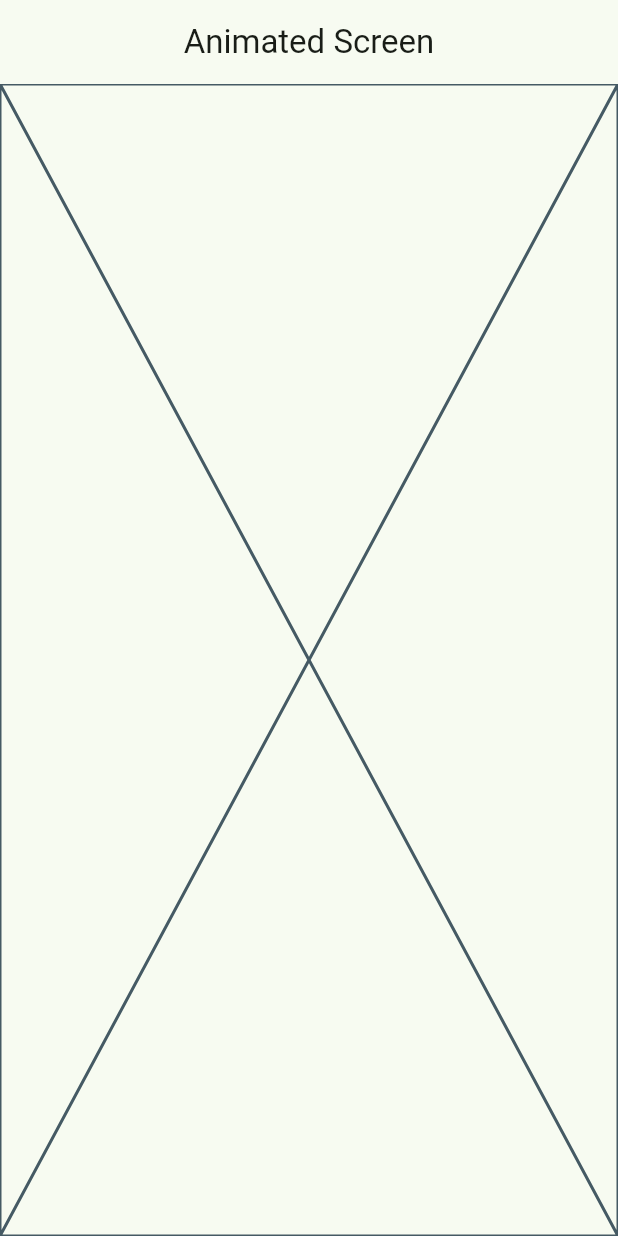
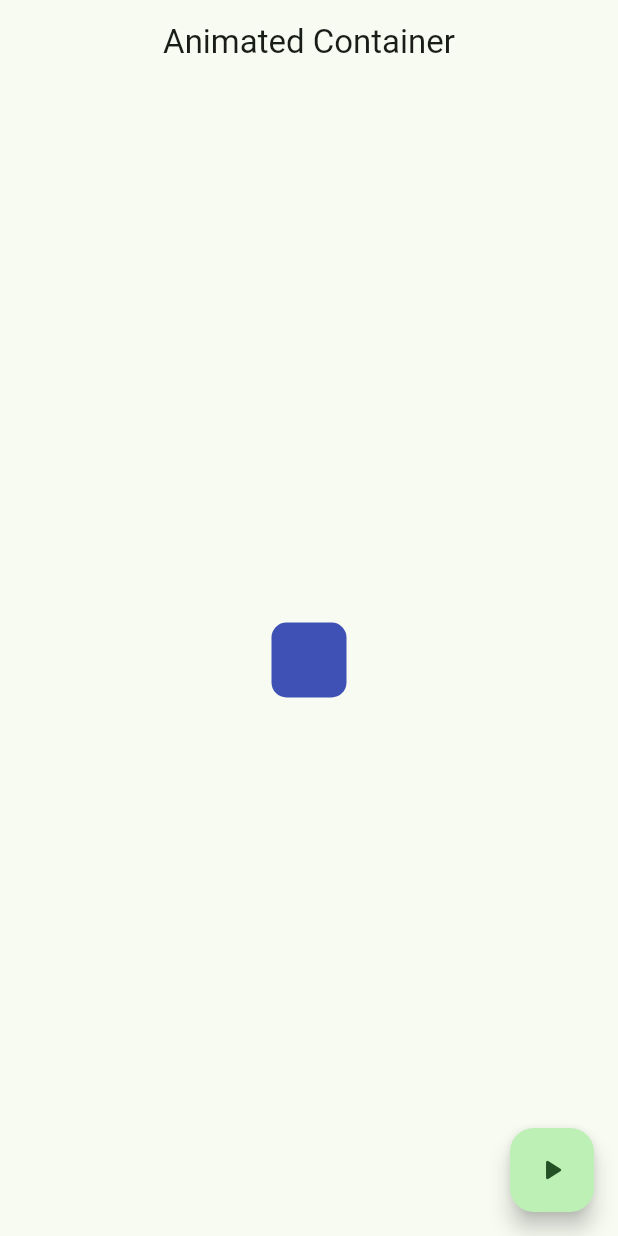
Before and after one commit to DennisErazo1996/flutter-widgets-app, a Flutter app: the AnimatedScreen screen opened by its route, on a phone screen of 412 x 824 dp. Run offline on Flutter 3.47's test engine with Material 3 defaults, Android fonts, the phone set to English and light mode, and no system bars; our stand-ins replace go_router.

Commit message:
Animated container terminado

```diff
--- a/lib/config/menu/menu_items.dart
+++ b/lib/config/menu/menu_items.dart
@@ -35,8 +35,8 @@ const appMenuItems = <MenuItem>[
       link: '/snackbar',
       icon: Icons.info_outline_rounded),
   MenuItem(
-      title: 'Animaciones',
-      subTitle: 'Animaciones en Flutter',
+      title: 'Animated container',
+      subTitle: 'Stateful widget animado',
       link: '/animated',
       icon: Icons.animation_rounded),
   MenuItem(
--- a/lib/config/presentation/screens/animated/amimated_screen.dart
+++ b/lib/config/presentation/screens/animated/amimated_screen.dart
@@ -1,17 +1,55 @@
 import 'package:flutter/material.dart';
+import 'dart:math';
 
-class AnimatedScreen extends StatelessWidget {
+class AnimatedScreen extends StatefulWidget {
   static const String name = 'animated_screen';
 
   const AnimatedScreen({super.key});
 
   @override
+  State<AnimatedScreen> createState() => _AnimatedScreenState();
+}
+
+class _AnimatedScreenState extends State<AnimatedScreen> {
+  double width = 50;
+  double height = 50;
+  Color color = Colors.indigo;
+  double borderRadius = 10.0;
+
+  void changeShape() {
+    final random = Random();
+
+    width = random.nextInt(300) + 120;
+    height = random.nextInt(350) + 120;
+    borderRadius = random.nextDouble() * 30 + 50;
+    color = Color.fromRGBO(
+        random.nextInt(200), random.nextInt(200), random.nextInt(200), 1);
+
+    setState(() {});
+  }
+
+  @override
   Widget build(BuildContext context) {
     return Scaffold(
       appBar: AppBar(
-        title: const Text('Animated Screen'),
+        title: const Text('Animated Container'),
       ),
-      body: const Placeholder(),
+      body: Center(
+        child: AnimatedContainer(
+          duration: const Duration(milliseconds: 400),
+          curve: Curves.easeOutCubic,
+          width: width <= 0 ? 0 : width,
+          height: height <= 0 ? 0 : height,
+          decoration: BoxDecoration(
+              color: color,
+              borderRadius:
+                  BorderRadius.circular(borderRadius < 0 ? 0 : borderRadius)),
+        ),
+      ),
+      floatingActionButton: FloatingActionButton(
+        onPressed: changeShape,
+        child: const Icon(Icons.play_arrow_rounded),
+      ),
     );
   }
 }
```
